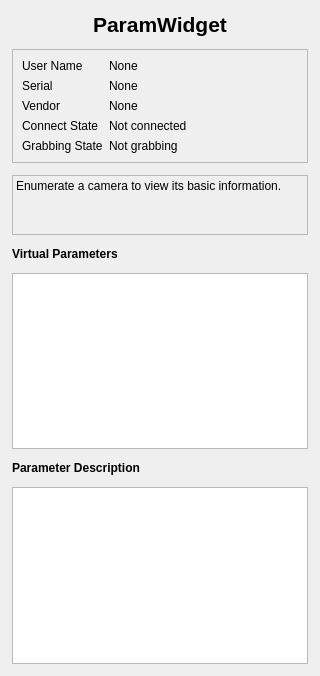
Qt form src/ParamWidget/paramwidget.ui (Chen0207-bit/MyCameraClient) before a commit.
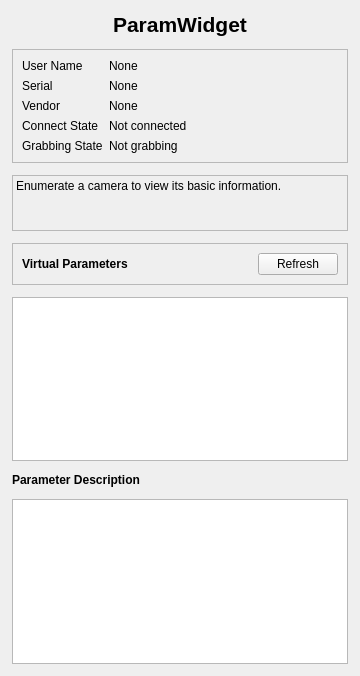
The same form after that commit.

The edit to the form file:
```diff
--- a/src/ParamWidget/paramwidget.ui
+++ b/src/ParamWidget/paramwidget.ui
@@ -6,7 +6,7 @@
    <rect>
     <x>0</x>
     <y>0</y>
-    <width>320</width>
+    <width>360</width>
     <height>676</height>
    </rect>
   </property>
@@ -135,7 +135,7 @@
      <property name="minimumSize">
       <size>
        <width>0</width>
-       <height>60</height>
+       <height>56</height>
       </size>
      </property>
      <property name="frameShape">
@@ -153,6 +153,15 @@
     </widget>
    </item>
    <item>
+    <widget class="QFrame" name="toolbarFrame">
+     <property name="frameShape">
+      <enum>QFrame::Shape::StyledPanel</enum>
+     </property>
+     <property name="frameShadow">
+      <enum>QFrame::Shadow::Raised</enum>
+     </property>
+     <layout class="QHBoxLayout" name="horizontalLayout">
+      <item>
     <widget class="QLabel" name="paramListTitleLabel">
      <property name="font">
       <font>
@@ -165,7 +174,30 @@
     </widget>
    </item>
    <item>
-    <widget class="QListWidget" name="paramListWidget"/>
+       <spacer name="horizontalSpacer">
+        <property name="orientation">
+         <enum>Qt::Horizontal</enum>
+        </property>
+        <property name="sizeHint" stdset="0">
+         <size>
+          <width>40</width>
+          <height>20</height>
+         </size>
+        </property>
+       </spacer>
+      </item>
+      <item>
+       <widget class="QPushButton" name="refreshButton">
+        <property name="text">
+         <string>Refresh</string>
+        </property>
+       </widget>
+      </item>
+     </layout>
+    </widget>
+   </item>
+   <item>
+    <widget class="QTreeView" name="paramTreeView"/>
    </item>
    <item>
     <widget class="QLabel" name="paramDescriptionTitleLabel">
@@ -184,16 +216,9 @@
      <property name="minimumSize">
       <size>
        <width>0</width>
-       <height>140</height>
+       <height>150</height>
       </size>
      </property>
-     <property name="html">
-      <string>&lt;!DOCTYPE HTML PUBLIC "-//W3C//DTD HTML 4.0//EN" "http://www.w3.org/TR/REC-html40/strict.dtd"&gt;
-&lt;html&gt;&lt;head&gt;&lt;meta name="qrichtext" content="1" /&gt;&lt;style type="text/css"&gt;
-p, li { white-space: pre-wrap; }
-&lt;/style&gt;&lt;/head&gt;&lt;body style=" font-family:'Microsoft YaHei UI'; font-size:9pt; font-weight:400; font-style:normal;"&gt;
-&lt;p style="-qt-paragraph-type:empty; margin-top:0px; margin-bottom:0px; margin-left:0px; margin-right:0px;"&gt;&lt;br /&gt;&lt;/p&gt;&lt;/body&gt;&lt;/html&gt;</string>
-     </property>
     </widget>
    </item>
   </layout>
```
Lines whose indentation alone changed are shown as unchanged.
